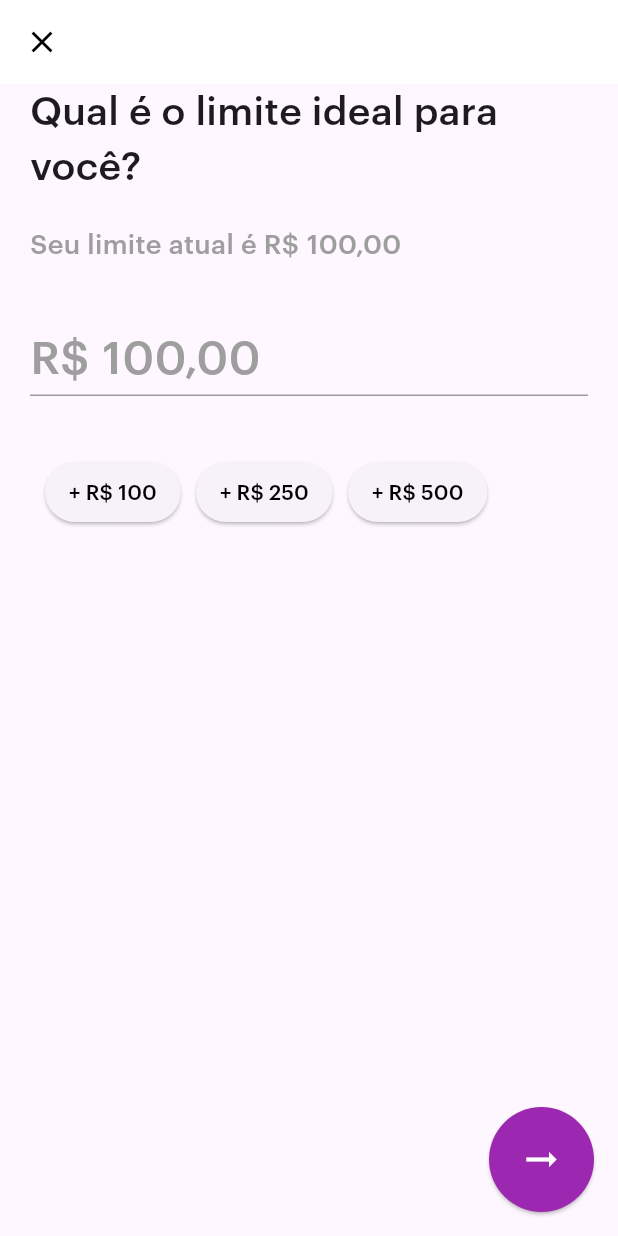
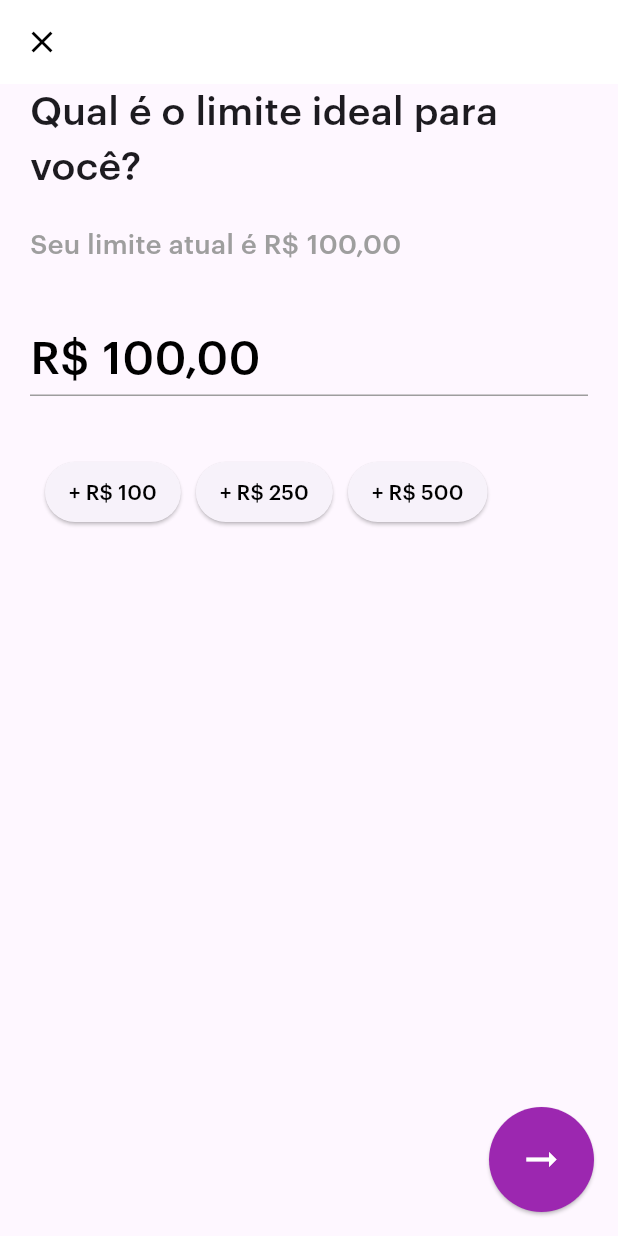
Before and after one commit to marcossbbatista/nuproject, a Flutter app: the LimiteIdeal screen opened directly with empty values, after a tap on an icon or button, on a phone screen of 412 x 824 dp. Run offline on Flutter 3.47's test engine with Material 3 defaults, Android fonts, the phone set to English and light mode, and no system bars.

Commit message:
TextField_black_grey

```diff
--- a/lib/limite_ideal.dart
+++ b/lib/limite_ideal.dart
@@ -38,6 +38,12 @@ class _LimiteIdealState extends State<LimiteIdeal> {
   void _adicionarValor(double valor) {
     setState(() {
       novoLimite += valor;
+      _controller.value = TextEditingValue(
+        text: formatoReal.format(novoLimite),
+        selection: TextSelection.fromPosition(
+          TextPosition(offset: formatoReal.format(novoLimite).length),
+        ),
+      );
     });
     _verificarValor();
   }
@@ -78,17 +84,20 @@ class _LimiteIdealState extends State<LimiteIdeal> {
                 SizedBox(height: 40),
                 TextField(
                   controller: _controller,
-                  style: TextStyle(fontSize: 30.0),
+                  style: TextStyle(
+                    fontSize: 30.0,
+                    color: Colors.black,
+                  ),
                   keyboardType: TextInputType.number,
                   inputFormatters: [
                     FilteringTextInputFormatter.digitsOnly,
-                    FormatadorTextoMoeda()
+                    FormatadorTextoMoeda(),
                   ],
                   decoration: InputDecoration(
                     hintText: formatoReal.format(novoLimite),
                     hintStyle: TextStyle(
                       fontSize: 30.0,
-                      color: _controller.text.isEmpty ? Colors.grey : Colors.black,
+                      color: Colors.grey,
                     ),
                     enabledBorder: UnderlineInputBorder(
                       borderSide: BorderSide(color: Colors.grey),
```
